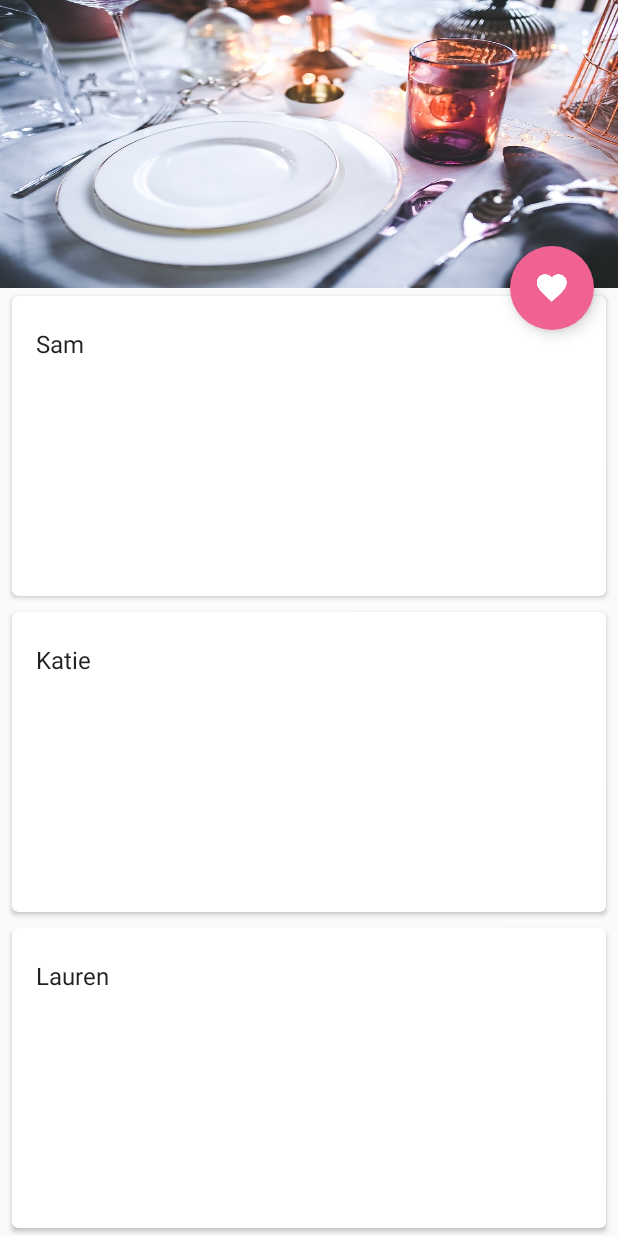
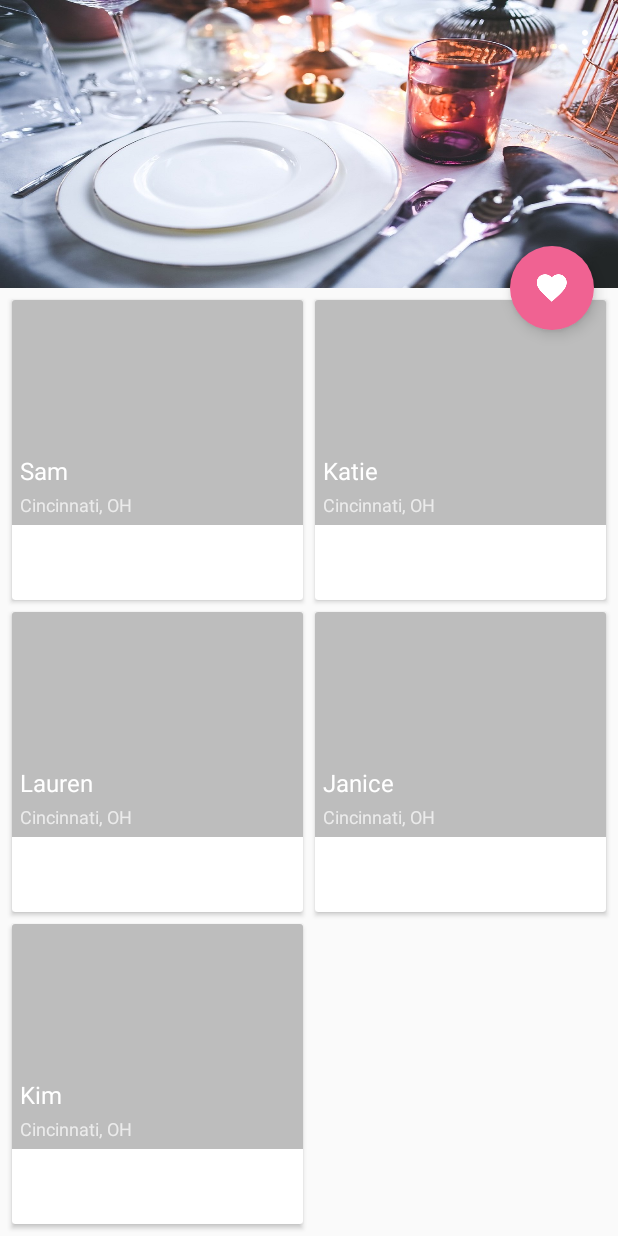
Before and after one commit to Net-Geek/Lunchr, an Android app: the screen it shows after launch (MainActivity), on a phone screen of 412 x 824 dp. Run offline under Robolectric (Android 15) with nearby library versions, the phone set to English and light mode, and no system bars; libraries missing offline, so code that uses them is left out: android.support.v7; 1 statement that could not run was skipped.

Commit message:
Added grid view to date recycler list items

```diff
--- a/app/src/main/java/edu/uc/ui/activities/MainActivity.java
+++ b/app/src/main/java/edu/uc/ui/activities/MainActivity.java
@@ -6,6 +6,7 @@ import android.support.design.widget.CollapsingToolbarLayout;
 import android.os.Bundle;
 import android.support.v7.app.AppCompatActivity;
 import android.support.v7.graphics.Palette;
+import android.support.v7.widget.GridLayoutManager;
 import android.support.v7.widget.LinearLayoutManager;
 import android.support.v7.widget.RecyclerView;
 import android.support.v7.widget.Toolbar;
@@ -17,14 +18,12 @@ import java.util.List;
 
 import edu.uc.R;
 import edu.uc.dto.PreviousDates;
-import edu.uc.ui.adapters.SimpleRecyclerAdapter;
+import edu.uc.ui.adapters.RecyclerAdapter;
 
 public class MainActivity extends AppCompatActivity {
     CollapsingToolbarLayout collapsingToolbar;
     RecyclerView recyclerView;
-    int toolbarScrimColor = R.attr.colorPrimary;
-    int titleScrimColor = R.color.white;
-    SimpleRecyclerAdapter simpleRecyclerAdapter;
+    RecyclerAdapter recyclerAdapter;
 
     @Override
     protected void onCreate(Bundle savedInstanceState) {
@@ -51,8 +50,10 @@ public class MainActivity extends AppCompatActivity {
         recyclerView = (RecyclerView) findViewById(R.id.scrollableview);
 
         recyclerView.setHasFixedSize(true);
+
+        GridLayoutManager gridLayoutManager = new GridLayoutManager(this, 2);
         LinearLayoutManager linearLayoutManager = new LinearLayoutManager(this);
-        recyclerView.setLayoutManager(linearLayoutManager);
+        recyclerView.setLayoutManager(gridLayoutManager);
 
         List<String> listData = new ArrayList<String>();
         int ct = 0;
@@ -64,9 +65,9 @@ public class MainActivity extends AppCompatActivity {
             }
         }
 
-        if (simpleRecyclerAdapter == null) {
-            simpleRecyclerAdapter = new SimpleRecyclerAdapter(listData);
-            recyclerView.setAdapter(simpleRecyclerAdapter);
+        if (recyclerAdapter == null) {
+            recyclerAdapter = new RecyclerAdapter(listData);
+            recyclerView.setAdapter(recyclerAdapter);
         }
 
     }
--- a/app/src/main/java/edu/uc/ui/adapters/SimpleRecyclerAdapter.java
+++ b/app/src/main/java/edu/uc/ui/adapters/RecyclerAdapter.java
@@ -12,7 +12,7 @@ import java.util.List;
 
 import edu.uc.R;
 
-public class SimpleRecyclerAdapter extends RecyclerView.Adapter<SimpleRecyclerAdapter.VersionViewHolder> {
+public class RecyclerAdapter extends RecyclerView.Adapter<RecyclerAdapter.VersionViewHolder> {
     List<String> versionModels;
     Boolean isHomeList = false;
 
@@ -20,7 +20,7 @@ public class SimpleRecyclerAdapter extends RecyclerView.Adapter<SimpleRecyclerAd
     public static List<String> homeActivitiesSubList = new ArrayList<String>();
     OnItemClickListener clickListener;
 
-    public SimpleRecyclerAdapter(List<String> versionModels) {
+    public RecyclerAdapter(List<String> versionModels) {
         isHomeList = false;
         this.versionModels = versionModels;
 
@@ -60,15 +60,8 @@ public class SimpleRecyclerAdapter extends RecyclerView.Adapter<SimpleRecyclerAd
             super(itemView);
 
             cardItemLayout = (CardView) itemView.findViewById(R.id.cardlist_item);
-            title = (TextView) itemView.findViewById(R.id.listitem_name);
+            title = (TextView) itemView.findViewById(R.id.dates_name);
             subTitle = (TextView) itemView.findViewById(R.id.listitem_subname);
-
-            if (isHomeList) {
-                itemView.setOnClickListener(this);
-            } else {
-                subTitle.setVisibility(View.GONE);
-            }
-
         }
 
         @Override
--- a/app/src/main/res/layout/activity_main.xml
+++ b/app/src/main/res/layout/activity_main.xml
@@ -42,6 +42,7 @@
         android:id="@+id/scrollableview"
         android:layout_width="match_parent"
         android:layout_height="match_parent"
+        android:padding="4dp"
         app:layout_behavior="@string/appbar_scrolling_view_behavior" />
 
     <android.support.design.widget.FloatingActionButton
--- a/app/src/main/res/layout/recyclerlist_item.xml
+++ b/app/src/main/res/layout/recyclerlist_item.xml
@@ -1,44 +1,82 @@
 <?xml version="1.0" encoding="utf-8"?>
 <android.support.v7.widget.CardView xmlns:android="http://schemas.android.com/apk/res/android"
+    xmlns:tools="http://schemas.android.com/tools"
     xmlns:card_view="http://schemas.android.com/apk/res-auto"
     android:orientation="vertical"
     android:id="@+id/cardlist_item"
     android:layout_width="match_parent"
     android:layout_height="200dp"
-    card_view:cardCornerRadius="4dp"
+    card_view:cardCornerRadius="2dp"
     card_view:cardElevation="@dimen/cardview_default_elevation"
     android:foreground="?android:attr/selectableItemBackground"
-    android:layout_marginLeft="8dp"
-    android:layout_marginRight="8dp"
-    android:layout_marginTop="5dp"
-    android:layout_marginBottom="5dp">
+    android:layout_marginLeft="4dp"
+    android:layout_marginRight="4dp"
+    android:layout_marginTop="4dp"
+    android:layout_marginBottom="4dp"
+    tools:layout_width="190dp">
 
     <LinearLayout
         android:layout_width="match_parent"
-        android:paddingLeft="@dimen/activity_horizontal_margin"
-        android:paddingRight="@dimen/activity_horizontal_margin"
-        android:paddingTop="8dp"
-        android:paddingBottom="8dp"
-        android:gravity="center_vertical"
-        android:layout_height="?attr/listPreferredItemHeight"
+        android:layout_height="match_parent"
         android:orientation="vertical">
 
+        <RelativeLayout
+            android:layout_width="match_parent"
+            android:layout_height="0dp"
+            android:layout_weight="3">
+
+            <ImageView
+                android:id="@+id/dates_Image"
+                android:layout_width="match_parent"
+                android:layout_height="match_parent"
+                android:src="@color/grey_400"
+                android:scaleType="centerCrop"
+                />
+
+            <LinearLayout
+                android:orientation="vertical"
+                android:layout_width="fill_parent"
+                android:layout_height="wrap_content"
+                android:layout_alignParentBottom="true"
+                android:layout_marginRight="5dp"
+                android:layout_marginBottom="5dp"
+                android:layout_marginLeft="5dp">
+
             <TextView
-            android:id="@+id/listitem_name"
+                android:id="@+id/dates_name"
                 android:layout_width="wrap_content"
                 android:layout_height="wrap_content"
-            android:text="Android version name"
-            android:textColor="@color/primary_text_default_material_light"
+                android:text="Your date's name"
+                android:textColor="@color/primary_text_default_material_dark"
                 android:textSize="@dimen/abc_text_size_subhead_material" />
 
             <TextView
                 android:id="@+id/listitem_subname"
                 android:layout_width="match_parent"
                 android:layout_height="wrap_content"
-            android:text="Test"
+                android:text="Cincinnati, OH"
                 android:paddingTop="3dp"
-            android:textColor="@color/secondary_text_default_material_light"
+                android:textColor="@color/secondary_text_default_material_dark"
                 android:textSize="@dimen/abc_text_size_caption_material" />
             </LinearLayout>
+        </RelativeLayout>
+
+        <LinearLayout
+            android:layout_width="match_parent"
+            android:layout_height="0dp"
+            android:layout_weight="1"
+            android:paddingLeft="@dimen/activity_horizontal_margin"
+            android:paddingRight="@dimen/activity_horizontal_margin"
+            android:paddingTop="8dp"
+            android:paddingBottom="8dp"
+            android:layout_gravity="bottom"
+            android:gravity="center_vertical"
+            android:orientation="vertical">
+
+
+
+        </LinearLayout>
+    </LinearLayout>
+
 
 </android.support.v7.widget.CardView>
--- a/app/src/main/res/menu/main.xml
+++ b/app/src/main/res/menu/main.xml
@@ -1,8 +1,6 @@
 <menu xmlns:android="http://schemas.android.com/apk/res/android"
     xmlns:app="http://schemas.android.com/apk/res-auto"
     xmlns:tools="http://schemas.android.com/tools" tools:context=".MainActivity">
-    <item android:id="@+id/action_example" android:title="@string/action_example"
-        app:showAsAction="withText|ifRoom" />
     <item android:id="@+id/action_settings" android:title="@string/action_settings"
         android:orderInCategory="100" app:showAsAction="never" />
 </menu>
--- a/app/src/main/res/values-w820dp/dimens.xml
+++ /dev/null
@@ -1,6 +0,0 @@
-<resources>
-    <!-- Example customization of dimensions originally defined in res/values/dimens.xml
-         (such as screen margins) for screens with more than 820dp of available width. This
-         would include 7" and 10" devices in landscape (~960dp and ~1280dp respectively). -->
-    <dimen name="activity_horizontal_margin">64dp</dimen>
-</resources>
--- a/app/src/main/res/values/strings.xml
+++ b/app/src/main/res/values/strings.xml
@@ -1,9 +1,5 @@
 <resources>
     <string name="app_name">Lunchr</string>
-    <string name="action_example">Example action</string>
-
     <string name="action_settings">Settings</string>
     <string name="title_activity_main">Lunchr</string>
-
-    <string name="find_a_date">Find a date</string>
 </resources>
```
Lines whose indentation alone changed are shown as unchanged.
